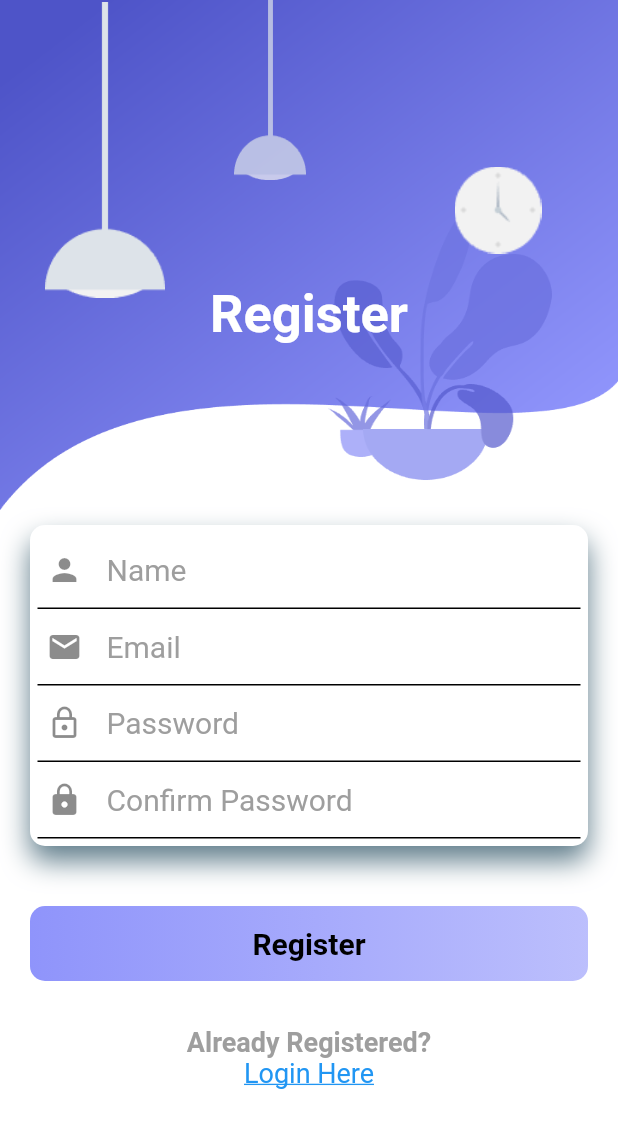
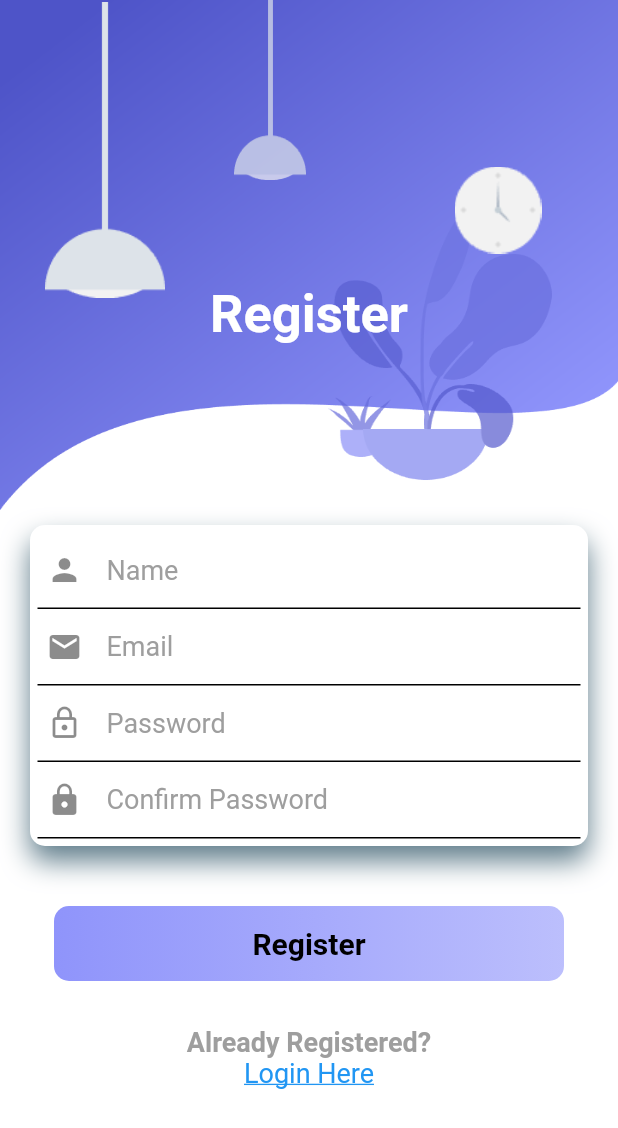
Before and after one commit to Deepanshuchauhan123/Reminder_Me_App, a Flutter app: the screen it shows after launch, after a tap on "Login", after a tap on "Register Here", on a phone screen of 412 x 824 dp. Shown: the top 1128 px of the screen. Run offline on Flutter 3.47's test engine with Material 2 defaults, Android fonts, the phone set to English and light mode, and no system bars; our stand-ins replace firebase_auth; accounts and stored records are empty.

```diff
--- a/lib/Register.dart
+++ b/lib/Register.dart
@@ -1,8 +1,31 @@
+import 'package:firebase_auth/firebase_auth.dart';
 import 'package:flutter/material.dart';
 import 'package:to_do_app/main.dart';
 
 class Register extends StatelessWidget {
-  String _name,_email,_password,_confirmpassword;
+  String _name, _email, _password, _confirmpassword;
+  final _formkey = new GlobalKey<FormState>();
+
+  bool validateAndSave() {
+    final form = _formkey.currentState;
+    if (form.validate()) {
+      form.save();
+      return true;
+    } else {
+      return false;
+    }
+  }
+
+  void validateAndSubmit() async {
+    if (validateAndSave()) {
+      try {
+        AuthResult user = await FirebaseAuth.instance
+            .createUserWithEmailAndPassword(email: _email, password: _password);
+      } catch (e) {
+        print(e);
+      }
+    }
+  }
 
   @override
   Widget build(BuildContext context) {
@@ -103,6 +126,7 @@ class Register extends StatelessWidget {
                         ],
                       ),
                       child: new Form(
+                        key: _formkey,
                         child: Column(
                           children: <Widget>[
                             Container(
@@ -121,12 +145,13 @@ class Register extends StatelessWidget {
                                   hintText: "Name",
                                   hintStyle: TextStyle(
                                     color: Colors.grey,
-                                    fontSize: 20,
+                                    fontSize: 18,
                                   ),
                                 ),
-                                validator: (value)=> value.isEmpty? 'Name can\'t be empty'
+                                validator: (value) => value.isEmpty
+                                    ? 'Name can\'t be empty'
                                     : null,
-                                onSaved: (value)=>_name= value.trim(),
+                                onSaved: (value) => _name = value.trim(),
                               ),
                             ),
                             Container(
@@ -145,12 +170,13 @@ class Register extends StatelessWidget {
                                   hintText: "Email",
                                   hintStyle: TextStyle(
                                     color: Colors.grey,
-                                    fontSize: 20,
+                                    fontSize: 18,
                                   ),
                                 ),
-                                validator: (value)=> value.isEmpty? 'Email can\'t be empty'
+                                validator: (value) => value.isEmpty
+                                    ? 'Email can\'t be empty'
                                     : null,
-                                onSaved: (value)=>_email= value.trim(),
+                                onSaved: (value) => _email = value.trim(),
                               ),
                             ),
                             Container(
@@ -169,12 +195,13 @@ class Register extends StatelessWidget {
                                   hintText: "Password",
                                   hintStyle: TextStyle(
                                     color: Colors.grey,
-                                    fontSize: 20,
+                                    fontSize: 18,
                                   ),
                                 ),
-                                validator: (value)=> value.isEmpty? 'Password can\'t be empty'
+                                validator: (value) => value.isEmpty
+                                    ? 'Password can\'t be empty'
                                     : null,
-                                onSaved: (value)=>_name= value.trim(),
+                                onSaved: (value) => _password = value.trim(),
                               ),
                             ),
                             Container(
@@ -193,12 +220,13 @@ class Register extends StatelessWidget {
                                   hintText: "Confirm Password",
                                   hintStyle: TextStyle(
                                     color: Colors.grey,
-                                    fontSize: 20,
+                                    fontSize: 18,
                                   ),
                                 ),
-                                validator: (value)=> value.isEmpty? 'Confirm Password can\'t be empty'
+                                validator: (value) => value.isEmpty
+                                    ? 'Confirm Password can\'t be empty'
                                     : null,
-                                onSaved: (value)=>_name= value.trim(),
+                                onSaved: (value) => _confirmpassword = value.trim(),
                               ),
                             ),
                           ],
@@ -208,7 +236,9 @@ class Register extends StatelessWidget {
                     SizedBox(
                       height: 40,
                     ),
-                    Container(
+                    FlatButton(
+                      onPressed: validateAndSubmit,
+                      child: Container(
                         height: 50,
                         decoration: BoxDecoration(
                           borderRadius: BorderRadius.circular(
@@ -226,6 +256,7 @@ class Register extends StatelessWidget {
                               color: Colors.black,
                               fontWeight: FontWeight.bold,
                               fontSize: 20,
+                            ),
                           ),
                         ),
                       ),
--- a/lib/main.dart
+++ b/lib/main.dart
@@ -161,7 +161,7 @@ class LoginPage extends StatelessWidget {
                                   hintText: "Email",
                                   hintStyle: TextStyle(
                                     color: Colors.grey,
-                                    fontSize: 20,
+                                    fontSize: 18,
                                   ),
                                 ),
                                 validator: (value) => value.isEmpty
```
Lines whose indentation alone changed are shown as unchanged.
